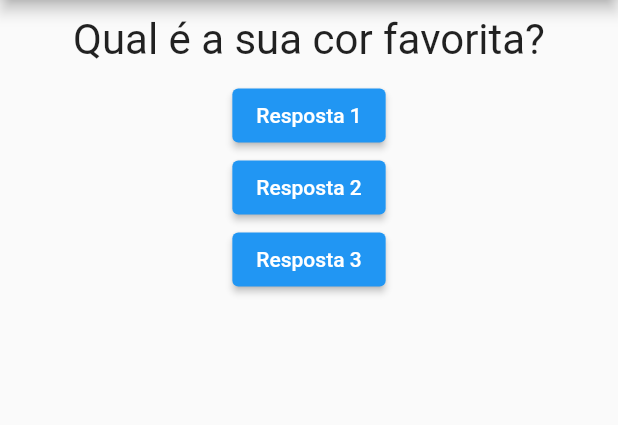
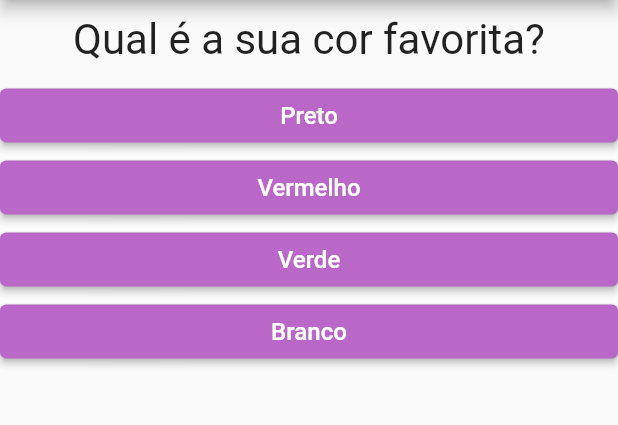
Before and after one commit to GuiMeiring/projeto-perguntas-flutter, a Flutter app: the screen it shows after launch, on a phone screen of 412 x 824 dp, the part 84-509 px from its top. Run offline on Flutter 3.47's test engine with Material 2 defaults, Android fonts, the phone set to English and light mode, and no system bars.

```diff
--- a/lib/main.dart
+++ b/lib/main.dart
@@ -1,12 +1,11 @@
 import 'package:flutter/material.dart';
-import './questao.dart';
+import 'package:projeto_perguntas/questionario.dart';
+import 'package:projeto_perguntas/resultado.dart';
 
 main() => runApp(const PerguntasApp()); // raiz
 
 class PerguntasApp extends StatefulWidget {
   //StatelessWidget = ESTADO imutável dados podem mudar (externamente) --Parâmetros(Dados de Entrada) -- estado constantes -- quandos o parâmetros mudam ele precisa ser renderizado
-
-  // filho
 
   const PerguntasApp({super.key});
 
@@ -17,67 +16,62 @@ class PerguntasApp extends StatefulWidget {
 class _PerguntasAppState extends State<PerguntasApp> {
   //classe privada, possui o "_"
   var _perguntaSelecionada = 0;
-  @override //precisa implementar esse método
-  Widget build(BuildContext context) {
-    final List<String> perguntas = [
-      'Qual é a sua cor favorita?',
-      'Qual é o seu animal favorito?'
-    ];
+  final List<Map<String, Object>> _perguntas = const [
+    {
+      'texto': 'Qual é a sua cor favorita?',
+      'respostas': [
+        {'texto': 'Preto', 'nota': 10},
+        {'texto': 'Vermelho', 'nota': 5},
+        {'texto': 'Verde', 'nota': 3},
+        {'texto': 'Branco', 'nota': 1},
+      ],
+    },
+    {
+      'texto': 'Qual seu animal favorito?',
+      'respostas': [
+        {'texto': 'Coelho', 'nota': 10},
+        {'texto': 'Cobra', 'nota': 5},
+        {'texto': 'Elefante', 'nota': 3},
+        {'texto': 'Leão', 'nota': 1},
+      ]
+    },
+    {
+      'texto': 'Qual seu instrutor favorito?',
+      'respostas': [
+        {'texto': 'Leo', 'nota': 10},
+        {'texto': 'João', 'nota': 5},
+        {'texto': 'Maria', 'nota': 3},
+        {'texto': 'Pedro', 'nota': 1},
+      ]
+    }
+  ];
 
-    void _responder() {
+  void _responder() {
+    if (temPerguntaSelecionada) {
       setState(() {
         _perguntaSelecionada++;
       });
-      //O que está sendo modificado
-      print(_perguntaSelecionada);
     }
+  }
 
-    // void Function() funcaoQueRetornaUmaOutraFuncao() {
-    //   return () {
-    //     print("Pergunta respondida #02");
-    //   };
-    // }
+  bool get temPerguntaSelecionada {
+    return _perguntaSelecionada < _perguntas.length;
+  }
 
+  @override //precisa implementar esse método
+  Widget build(BuildContext context) {
     return MaterialApp(
       home: Scaffold(
-        appBar: AppBar(
-          title: const Center(child: Text('Perguntas')),
-        ),
-        body: Column(
-          children: [
-            //lista de Widgets
-            Questao(texto: perguntas[_perguntaSelecionada]),
-            ElevatedButton(
-                onPressed: _responder,
-                //responder() --chamar a função != responder--função como paramentro do Widget ElevatedButton
-                child: const Text('Resposta 1')),
-            ElevatedButton(
-                onPressed: _responder, child: const Text('Resposta 2')),
-            ElevatedButton(
-                onPressed: _responder, child: const Text('Resposta 3')),
-
-            // ElevatedButton(
-            //     onPressed: funcaoQueRetornaUmaOutraFuncao(),
-            //     child: const Text('Resposta 3')),
-
-            // ElevatedButton(
-            //     onPressed: (){
-            //        print('Pergunta respondida');
-            //     },
-            //     child: const Text('Resposta 3')),
-
-            // ElevatedButton(
-            //     onPressed: () => print('Pergunta respondida');
-            //        responder
-            //     },
-            //     child: const Text('Resposta 3')),
-
-            //  ElevatedButton(
-            //     onPressed: null, //desabilitado
-            //     child: Text('Resposta 3')), //perguntas.elementAt(0)
-          ],
-        ),
-      ),
+          appBar: AppBar(
+            title: const Center(child: Text('Perguntas')),
+          ),
+          body: temPerguntaSelecionada
+              ? Questionario(
+                  perguntas: _perguntas,
+                  perguntaSelecionada: _perguntaSelecionada,
+                  responder: _responder,
+                )
+              : const Resultado()),
     );
   }
 }
--- a/lib/questao.dart
+++ b/lib/questao.dart
@@ -2,7 +2,7 @@ import 'package:flutter/material.dart';
 
 class Questao extends StatelessWidget {
   final String texto;
-  const Questao({super.key, required this.texto});
+  const Questao(this.texto, {super.key});
 
   @override
   Widget build(BuildContext context) {
--- /dev/null
+++ b/lib/questionario.dart
@@ -0,0 +1,45 @@
+import 'package:flutter/material.dart';
+import 'package:projeto_perguntas/questao.dart';
+import 'package:projeto_perguntas/resposta.dart';
+
+class Questionario extends StatelessWidget {
+  final void Function() responder;
+  final int perguntaSelecionada;
+  final List<Map<String, Object>> perguntas;
+
+  const Questionario({
+    required this.perguntaSelecionada,
+    required this.perguntas,
+    required this.responder,
+    super.key,
+  });
+
+  bool get temPerguntaSelecionada {
+    return perguntaSelecionada < perguntas.length;
+  }
+
+  @override
+  Widget build(BuildContext context) {
+    List<Map<String, Object>> respostas = temPerguntaSelecionada
+        ? perguntas[perguntaSelecionada]['respostas']
+            as List<Map<String, Object>>
+        : [];
+    //se tem perguntaSelecionada então vou pegar as respostas da pergunta, se ão retorna lista vazio
+
+    return Column(
+      children: <Widget>[
+        //lista de Widgets
+        Questao(perguntas[perguntaSelecionada]['texto'].toString()),
+        // Resposta('Resposta 1', _responder),
+        // Resposta('Resposta 2', _responder),
+        // Resposta('Resposta 3', _responder),
+        ...respostas
+            .map((resp) => Resposta(resp['texto'] as String, responder))
+            .toList(),
+        //Peguei as respostas que é uma lista de string,usei o map para converter a lista de string em lista de widgets,
+        //e tranformei o resultado do map m uma lista, dai usei o  "spread operator" ou "operador de propagação" (...)
+        //para pegar cada um dos elementos da lista e joga na  lista onde tem os filhos da Column
+      ],
+    );
+  }
+}
--- /dev/null
+++ b/lib/resposta.dart
@@ -0,0 +1,26 @@
+import 'package:flutter/material.dart';
+
+class Resposta extends StatelessWidget {
+  final String resposta;
+  final void Function() quandoSelecionado;
+
+   const Resposta(this.resposta, this.quandoSelecionado, {super.key});
+
+  @override
+  Widget build(BuildContext context) {
+    return SizedBox(
+      width: double.infinity,
+      child: ElevatedButton(
+        onPressed: quandoSelecionado,
+        style: ElevatedButton.styleFrom(
+          foregroundColor: Colors.white, //change background color of button
+          backgroundColor: Colors.purple.shade300, //change text color of button
+        ),
+        child: Text(
+          resposta,
+          style: const TextStyle(fontSize: 16),
+        ),
+      ),
+    );
+  }
+}
--- /dev/null
+++ b/lib/resultado.dart
@@ -0,0 +1,15 @@
+import 'package:flutter/material.dart';
+
+class Resultado extends StatelessWidget {
+  const Resultado({super.key});
+
+  @override
+  Widget build(BuildContext context) {
+    return const Center(
+      child: Text(
+        'Parabéns',
+        style: TextStyle(fontSize: 28),
+      ),
+    );
+  }
+}
```
